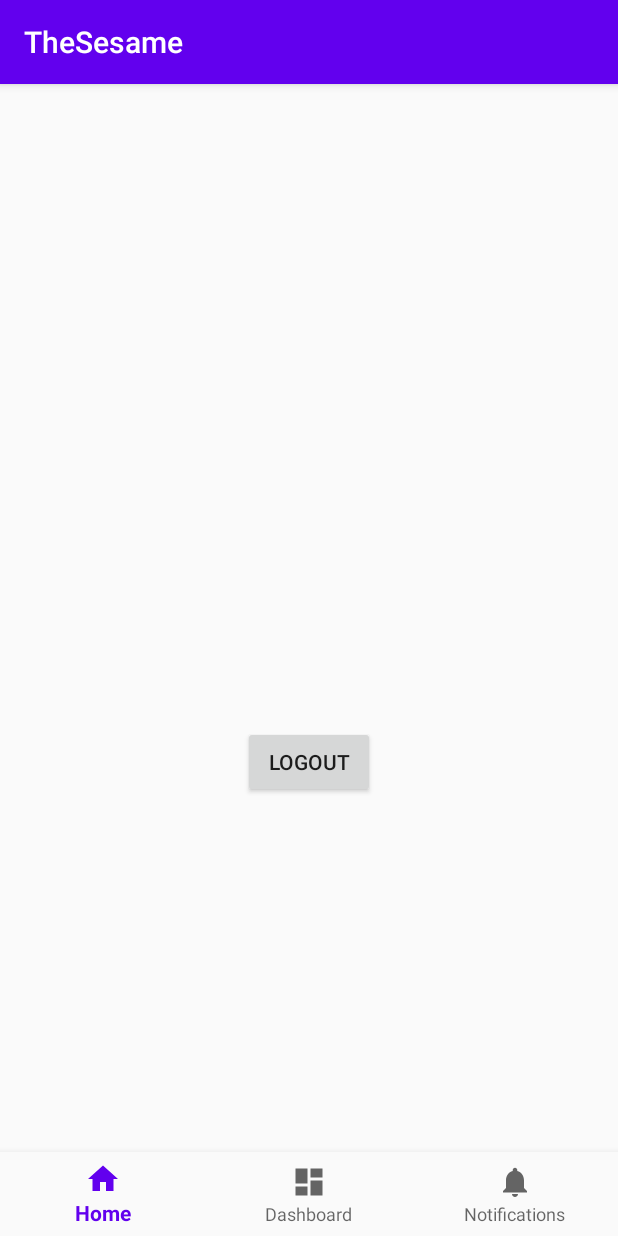
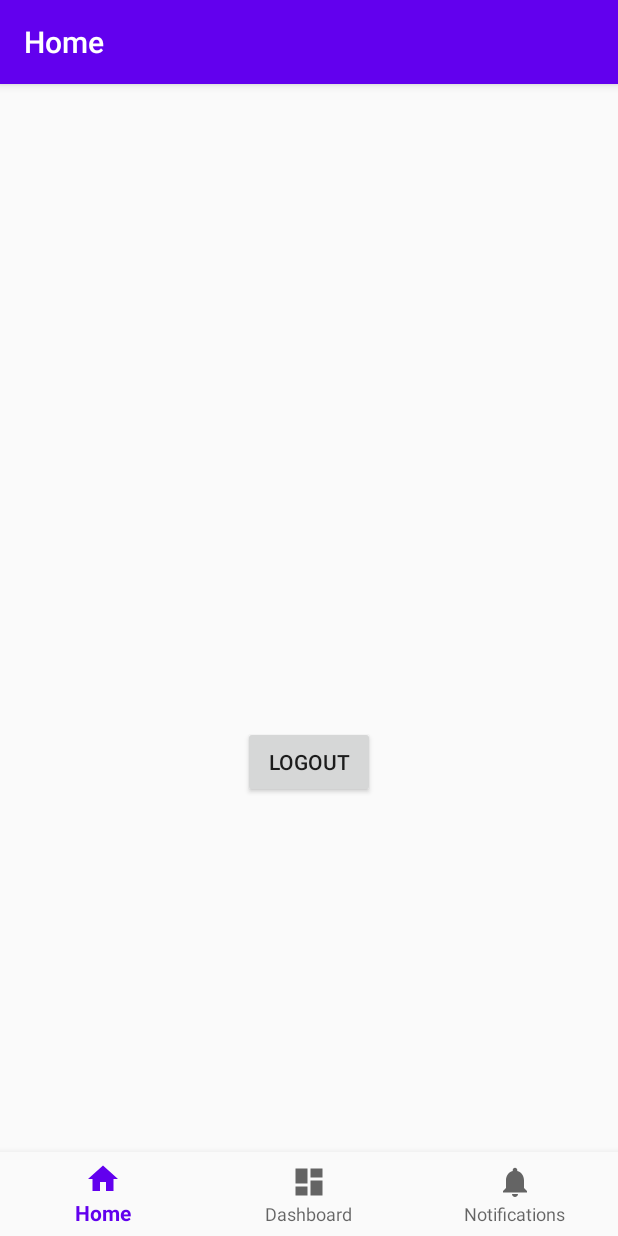
Before and after one commit to Bzahov98/TheSesame, an Android app: the screen it shows after launch (MainActivity), on a phone screen of 412 x 824 dp. Run offline under Robolectric (Android 15) with nearby library versions, the phone set to English and light mode, and no system bars; our stand-ins replace data binding, navigation-ui; libraries missing offline, so code that uses them is left out: org.kodein.di; 11 statements that could not run were skipped.

Commit message:
[FIX] error with Nav Host view

```diff
--- a/app/src/main/java/com/paysafe/hackathon/thesesame/ui/activities/auth/login/LoginActivity.kt
+++ b/app/src/main/java/com/paysafe/hackathon/thesesame/ui/activities/auth/login/LoginActivity.kt
@@ -11,6 +11,7 @@ import com.paysafe.hackathon.thesesame.databinding.ActivityLoginBinding
 import com.paysafe.hackathon.thesesame.ui.activities.auth.AuthListener
 import com.paysafe.hackathon.thesesame.ui.activities.auth.AuthViewModel
 import com.paysafe.hackathon.thesesame.ui.activities.auth.AuthViewModelFactory
+import com.paysafe.hackathon.thesesame.ui.utils.IntentUtils
 import com.paysafe.hackathon.thesesame.ui.utils.startHomeActivity
 import kotlinx.android.synthetic.main.activity_login.*
 import org.kodein.di.KodeinAware
@@ -22,7 +23,7 @@ import org.kodein.di.android.kodein
 class LoginActivity : AppCompatActivity(), AuthListener, KodeinAware {
 
     override val kodein by closestKodein()
-    private val factory : AuthViewModelFactory by instance()
+    private val factory: AuthViewModelFactory by instance()
 
 
     private lateinit var viewModel: AuthViewModel
@@ -30,7 +31,8 @@ class LoginActivity : AppCompatActivity(), AuthListener, KodeinAware {
     override fun onCreate(savedInstanceState: Bundle?) {
         super.onCreate(savedInstanceState)
 
-        val binding: ActivityLoginBinding = DataBindingUtil.setContentView(this, R.layout.activity_login)
+        val binding: ActivityLoginBinding =
+            DataBindingUtil.setContentView(this, R.layout.activity_login)
         viewModel = ViewModelProvider(this, factory).get(AuthViewModel::class.java)
         binding.viewmodel = viewModel
 
@@ -43,7 +45,7 @@ class LoginActivity : AppCompatActivity(), AuthListener, KodeinAware {
 
     override fun onSuccess() {
         progressbar.visibility = View.GONE
-        startHomeActivity()
+        IntentUtils.startMainActivity(this)
     }
 
     override fun onFailure(message: String) {
@@ -54,7 +56,7 @@ class LoginActivity : AppCompatActivity(), AuthListener, KodeinAware {
     override fun onStart() {
         super.onStart()
         viewModel.user?.let {
-            startHomeActivity()
+            IntentUtils.startMainActivity(this)
         }
     }
 }
--- a/app/src/main/java/com/paysafe/hackathon/thesesame/ui/activities/main/MainActivity.kt
+++ b/app/src/main/java/com/paysafe/hackathon/thesesame/ui/activities/main/MainActivity.kt
@@ -5,7 +5,9 @@ import com.google.android.material.bottomnavigation.BottomNavigationView
 import androidx.appcompat.app.AppCompatActivity
 import androidx.databinding.DataBindingUtil
 import androidx.lifecycle.ViewModelProvider
+import androidx.navigation.NavController
 import androidx.navigation.findNavController
+import androidx.navigation.fragment.NavHostFragment
 import androidx.navigation.ui.AppBarConfiguration
 import androidx.navigation.ui.setupActionBarWithNavController
 import androidx.navigation.ui.setupWithNavController
@@ -19,26 +21,40 @@ import org.kodein.di.generic.instance
 class MainActivity : AppCompatActivity(), KodeinAware {
 
     override val kodein by closestKodein()
-    private val factory : MainActivityViewModelFactory by instance()
+    private val factory: MainActivityViewModelFactory by instance()
 
     private lateinit var viewModel: MainActivityViewModel
+    private lateinit var navController: NavController
 
     override fun onCreate(savedInstanceState: Bundle?) {
         super.onCreate(savedInstanceState)
         setContentView(R.layout.activity_main)
         val navView: BottomNavigationView = findViewById(R.id.nav_view)
+//        navController = Navigation.findNavController(this, nav_host_fragment.id)
 
-        val navController = findNavController(R.id.nav_host_fragment)
+        val navHostFragment =
+            supportFragmentManager.findFragmentById(R.id.nav_host_fragment) as NavHostFragment
+        navController = navHostFragment.navController
+
+//        navController = findNavController(R.id.nav_host_fragment)
         // Passing each menu ID as a set of Ids because each
         // menu should be considered as top level destinations.
-        val appBarConfiguration = AppBarConfiguration(setOf(
-            R.id.navigation_home, R.id.navigation_dashboard, R.id.navigation_notifications
-        ))
+        val appBarConfiguration = AppBarConfiguration(
+            setOf(
+                R.id.navigation_home, R.id.navigation_dashboard, R.id.navigation_notifications
+            )
+        )
+
         setupActionBarWithNavController(navController, appBarConfiguration)
         navView.setupWithNavController(navController)
 
-        val binding: ActivityMainBinding = DataBindingUtil.setContentView(this, R.layout.activity_main)
+        val binding: ActivityMainBinding =
+            DataBindingUtil.setContentView(this, R.layout.activity_main)
         viewModel = ViewModelProvider(this, factory).get(MainActivityViewModel::class.java)
         binding.viewmodel = viewModel
     }
+
+    override fun onSupportNavigateUp(): Boolean {
+        return navController.navigateUp()
+    }
 }
--- /dev/null
+++ b/app/src/main/java/com/paysafe/hackathon/thesesame/ui/utils/IntentUtils.kt
@@ -0,0 +1,28 @@
+package com.paysafe.hackathon.thesesame.ui.utils
+
+import android.content.Context
+import android.content.Intent
+import androidx.core.content.ContextCompat
+import com.paysafe.hackathon.thesesame.ui.activities.auth.login.LoginActivity
+import com.paysafe.hackathon.thesesame.ui.activities.main.MainActivity
+
+class IntentUtils {
+    companion object {
+        fun startMainActivity(context: Context) {
+            Intent(context, MainActivity::class.java).also {
+                it.flags = Intent.FLAG_ACTIVITY_NEW_TASK or Intent.FLAG_ACTIVITY_CLEAR_TASK
+                ContextCompat.startActivity(context, it, it.extras)
+                //finish()
+            }
+        }
+
+        fun startLoginActivity(context: Context, emailHint: String = "") {
+            Intent(context, LoginActivity::class.java).also {
+                val a = it.putExtra("email", emailHint)
+                //it.flags = Intent.FLAG_ACTIVITY_NEW_TASK or Intent.FLAG_ACTIVITY_CLEAR_TASK
+                ContextCompat.startActivity(context, it, a.extras)
+                //finish()
+            }
+        }
+    }
+}
--- a/app/src/main/res/layout/activity_main.xml
+++ b/app/src/main/res/layout/activity_main.xml
@@ -15,6 +15,7 @@
         android:layout_width="match_parent"
         android:layout_height="match_parent"
         android:paddingTop="?attr/actionBarSize">
+
         <RelativeLayout
             android:id="@+id/drawer_layout"
             android:layout_width="match_parent"
@@ -22,23 +23,24 @@
             tools:context=".ui.home.HomeActivity">
 
             <TextView
-                android:text="@{viewmodel.user.email}"
-                tools:text="probelalkhan@gmail.com"
-                android:textAppearance="@style/TextAppearance.AppCompat.Headline"
-                android:layout_centerInParent="true"
                 android:id="@+id/textViewEmail"
                 android:layout_width="wrap_content"
-                android:layout_height="wrap_content"/>
+                android:layout_height="wrap_content"
+                android:layout_centerInParent="true"
+                android:text="@{viewmodel.user.email}"
+                android:textAppearance="@style/TextAppearance.AppCompat.Headline"
+                tools:text="no data for email" />
 
             <Button
+                android:layout_width="wrap_content"
+                android:layout_height="wrap_content"
+                android:layout_below="@id/textViewEmail"
+                android:layout_centerHorizontal="true"
                 android:onClick="@{(v) -> viewmodel.logout(v)}"
-                android:text="Logout"
-                android:layout_centerHorizontal="true"
-                android:layout_below="@id/textViewEmail"
-                android:layout_width="wrap_content"
-                android:layout_height="wrap_content"/>
+                android:text="Logout" />
 
         </RelativeLayout>
+
         <com.google.android.material.bottomnavigation.BottomNavigationView
             android:id="@+id/nav_view"
             android:layout_width="0dp"
@@ -55,8 +57,7 @@
             android:id="@+id/nav_host_fragment"
             android:name="androidx.navigation.fragment.NavHostFragment"
             android:layout_width="match_parent"
-            android:layout_height="match_parent"
-            app:defaultNavHost="true"
+            android:layout_height="0dp"
             app:layout_constraintBottom_toTopOf="@id/nav_view"
             app:layout_constraintLeft_toLeftOf="parent"
             app:layout_constraintRight_toRightOf="parent"
```
Also changed, not shown: app/src/main/java/com/paysafe/hackathon/thesesame/ui/utils/ViewUtils.kt (+46 -0 lines).
